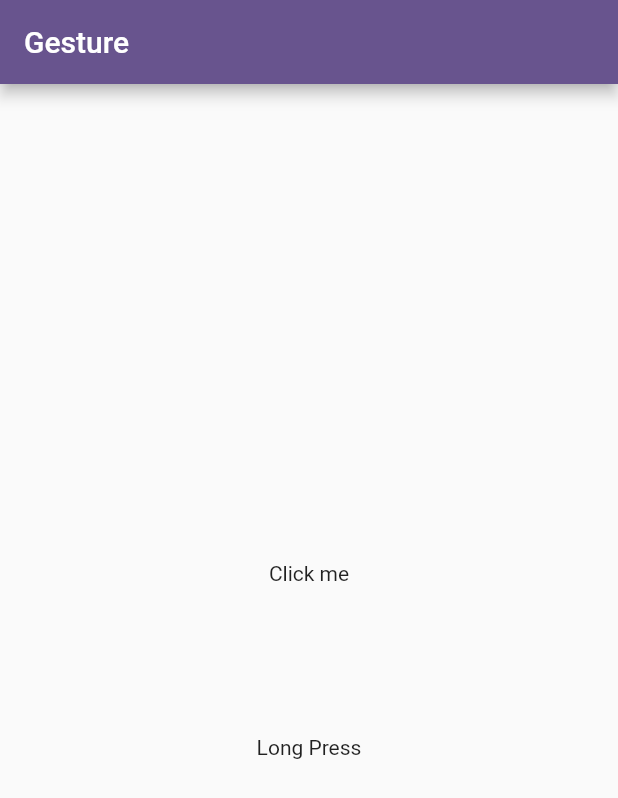
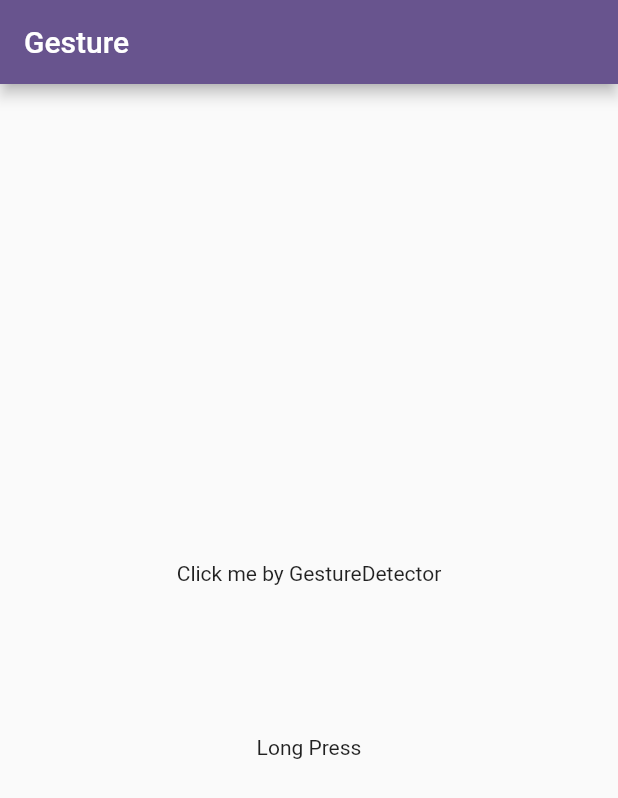
Before and after one commit to shamsshykh/learnflutter, a Flutter app: the screen it shows after launch, on a phone screen of 412 x 824 dp. Shown: the top 798 px of the screen. Run offline on Flutter 3.47's test engine with Material 3 defaults, Android fonts, the phone set to English and light mode, and no system bars; our stand-ins replace fluttertoast, permission_handler.

Commit message:
Gesture And InkWell Widgets

```diff
--- a/lib/screen/GestureDedectionScreen.dart
+++ b/lib/screen/GestureDedectionScreen.dart
@@ -13,7 +13,7 @@ class GestureDedectionScreen extends StatelessWidget {
           mainAxisAlignment: MainAxisAlignment.center,
           children: [
             GestureDetector(
-              child: Text("Click me"),
+              child: Text("Click me by GestureDetector"),
               onTap: (){
                 Fluttertoast.showToast(msg: "Click Text");
               }
@@ -21,7 +21,7 @@ class GestureDedectionScreen extends StatelessWidget {
             SizedBox(height: 100),
             InkWell( // give in an animation white tapping
               onLongPress: (){
-                Fluttertoast.showToast(msg: "Long Press");
+                Fluttertoast.showToast(msg: "Long Press by InkWell");
               },
               child: Text("Long Press"),
             ),
```
